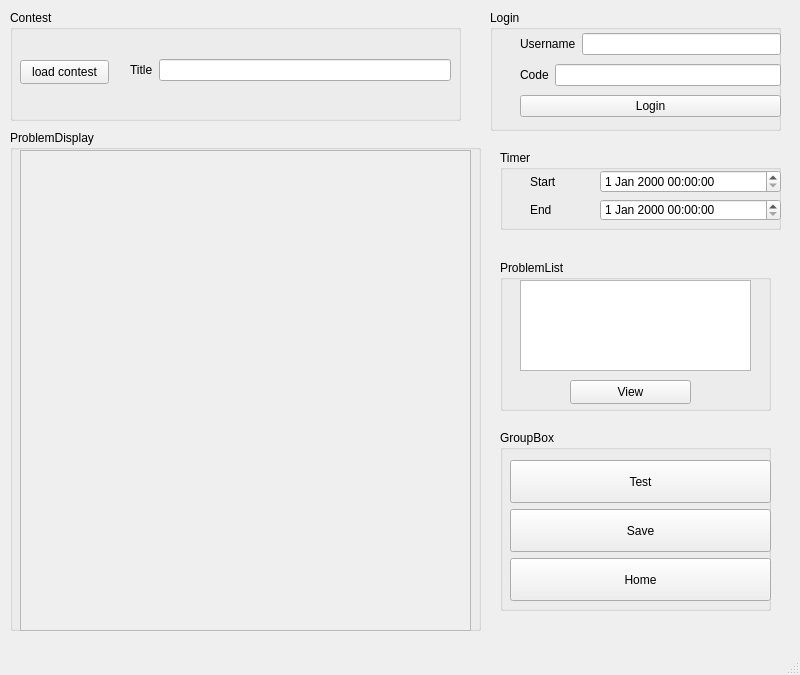
Before: the Qt Designer form studenteditor.ui in zyzhao-24/Project-Offline-Judge, drawn with Qt 5.
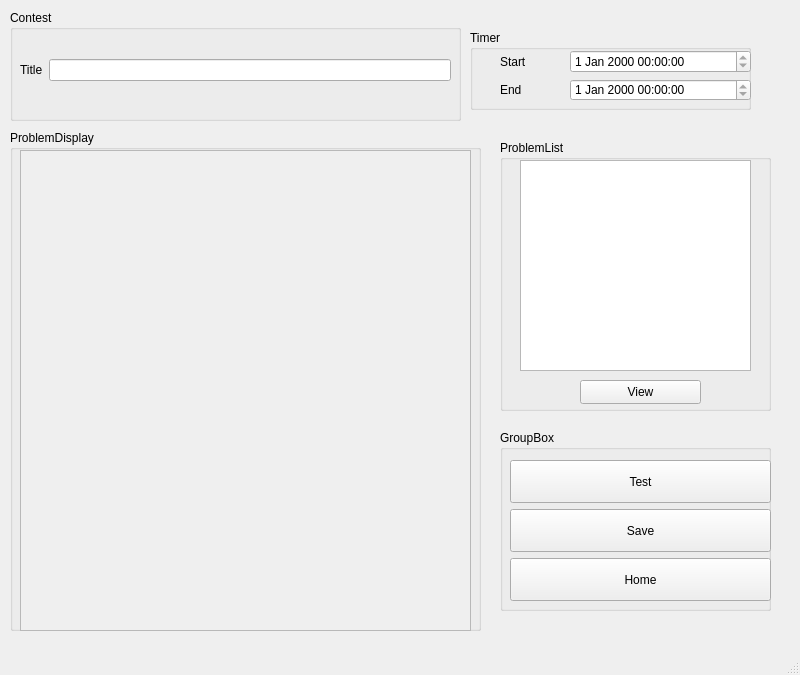
After: the same form once the commit is applied. Icons and pictures are not drawn.

Diff of the .ui file:
```diff
--- a/studenteditor.ui
+++ b/studenteditor.ui
@@ -26,25 +26,12 @@
     <property name="title">
      <string>Contest</string>
     </property>
-    <widget class="QPushButton" name="loadcontestbtn">
-     <property name="geometry">
-      <rect>
-       <x>10</x>
-       <y>50</y>
-       <width>89</width>
-       <height>24</height>
-      </rect>
-     </property>
-     <property name="text">
-      <string>load contest</string>
-     </property>
-    </widget>
     <widget class="QWidget" name="horizontalLayoutWidget">
      <property name="geometry">
       <rect>
-       <x>120</x>
+       <x>10</x>
        <y>20</y>
-       <width>321</width>
+       <width>431</width>
        <height>80</height>
       </rect>
      </property>
@@ -62,66 +49,6 @@
      </layout>
     </widget>
    </widget>
-   <widget class="QGroupBox" name="groupBox_2">
-    <property name="geometry">
-     <rect>
-      <x>490</x>
-      <y>10</y>
-      <width>291</width>
-      <height>121</height>
-     </rect>
-    </property>
-    <property name="title">
-     <string>Login</string>
-    </property>
-    <widget class="QWidget" name="verticalLayoutWidget">
-     <property name="geometry">
-      <rect>
-       <x>30</x>
-       <y>20</y>
-       <width>261</width>
-       <height>91</height>
-      </rect>
-     </property>
-     <layout class="QVBoxLayout" name="verticalLayout">
-      <item>
-       <layout class="QHBoxLayout" name="horizontalLayout_2">
-        <item>
-         <widget class="QLabel" name="usrnamelb">
-          <property name="text">
-           <string>Username</string>
-          </property>
-         </widget>
-        </item>
-        <item>
-         <widget class="QLineEdit" name="usrnamelte"/>
-        </item>
-       </layout>
-      </item>
-      <item>
-       <layout class="QHBoxLayout" name="horizontalLayout">
-        <item>
-         <widget class="QLabel" name="codelb">
-          <property name="text">
-           <string>Code</string>
-          </property>
-         </widget>
-        </item>
-        <item>
-         <widget class="QLineEdit" name="codelte"/>
-        </item>
-       </layout>
-      </item>
-      <item>
-       <widget class="QPushButton" name="loginbtn">
-        <property name="text">
-         <string>Login</string>
-        </property>
-       </widget>
-      </item>
-     </layout>
-    </widget>
-   </widget>
    <widget class="QGroupBox" name="groupBox_3">
     <property name="geometry">
      <rect>
@@ -187,8 +114,8 @@
    <widget class="QGroupBox" name="groupBox_4">
     <property name="geometry">
      <rect>
-      <x>500</x>
-      <y>150</y>
+      <x>470</x>
+      <y>30</y>
       <width>281</width>
       <height>80</height>
      </rect>
@@ -207,10 +134,18 @@
      </property>
      <layout class="QVBoxLayout" name="verticalLayout_2">
       <item>
-       <widget class="QDateTimeEdit" name="StartTime"/>
+       <widget class="QDateTimeEdit" name="StartTime">
+        <property name="readOnly">
+         <bool>true</bool>
+        </property>
+       </widget>
       </item>
       <item>
-       <widget class="QDateTimeEdit" name="EndTime"/>
+       <widget class="QDateTimeEdit" name="EndTime">
+        <property name="readOnly">
+         <bool>true</bool>
+        </property>
+       </widget>
       </item>
      </layout>
     </widget>
@@ -245,9 +180,9 @@
     <property name="geometry">
      <rect>
       <x>500</x>
-      <y>260</y>
+      <y>140</y>
       <width>271</width>
-      <height>151</height>
+      <height>271</height>
      </rect>
     </property>
     <property name="title">
@@ -259,15 +194,15 @@
        <x>20</x>
        <y>20</y>
        <width>231</width>
-       <height>91</height>
+       <height>211</height>
       </rect>
      </property>
     </widget>
     <widget class="QPushButton" name="viewbtn">
      <property name="geometry">
       <rect>
-       <x>70</x>
-       <y>120</y>
+       <x>80</x>
+       <y>240</y>
        <width>121</width>
        <height>24</height>
       </rect>
```
